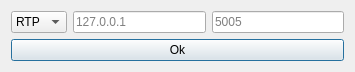
This is code/ui/ui_FmvOpenStream.ui in All4Gis/QGISFMV as Qt 5 draws it before an edit. The edited form follows.
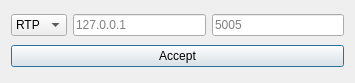
This is the edited form. Icons and pictures are not drawn.

What changed in the file:
```diff
--- a/code/ui/ui_FmvOpenStream.ui
+++ b/code/ui/ui_FmvOpenStream.ui
@@ -7,7 +7,7 @@
     <x>0</x>
     <y>0</y>
     <width>355</width>
-    <height>71</height>
+    <height>83</height>
    </rect>
   </property>
   <property name="minimumSize">
@@ -84,7 +84,7 @@
         <cursorShape>PointingHandCursor</cursorShape>
        </property>
        <property name="text">
-        <string>Ok</string>
+        <string>Accept</string>
        </property>
       </widget>
      </item>
```
